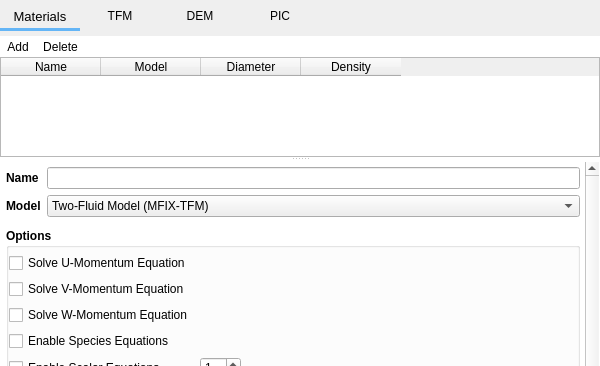
First picture: the form in mfixgui/uifiles/solids.ui, repository truongd8593/mfix, before the edit; both pictures show x 0 to 600 and y 0 to 366 of the 600 by 991 pixel window.
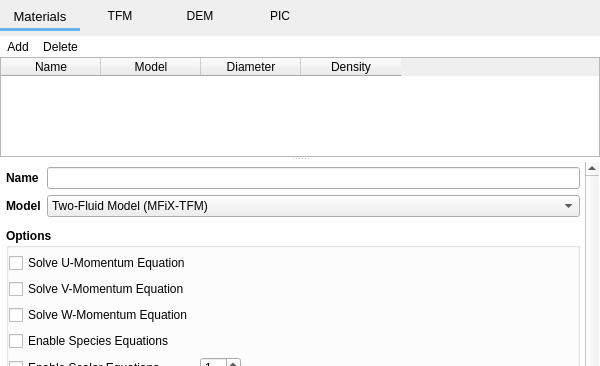
Second picture: the form after the edit. Custom widgets are drawn as their Qt base class.

Commit message: MFIX -> MFiX (excluding env vars and !#MFIX-GUI comment section)

The edit to the form file:
```diff
--- a/mfixgui/uifiles/solids.ui
+++ b/mfixgui/uifiles/solids.ui
@@ -488,7 +488,7 @@
                 <widget class="ComboBox" name="combobox_solids_model">
                  <item>
                   <property name="text">
-                   <string>Two-Fluid Model (MFIX-TFM)</string>
+                   <string>Two-Fluid Model (MFiX-TFM)</string>
                   </property>
                  </item>
                  <item>
```
Left out of the diff: 4 changed lines with no effect on the pictures. The commit also changes 21 other files.
